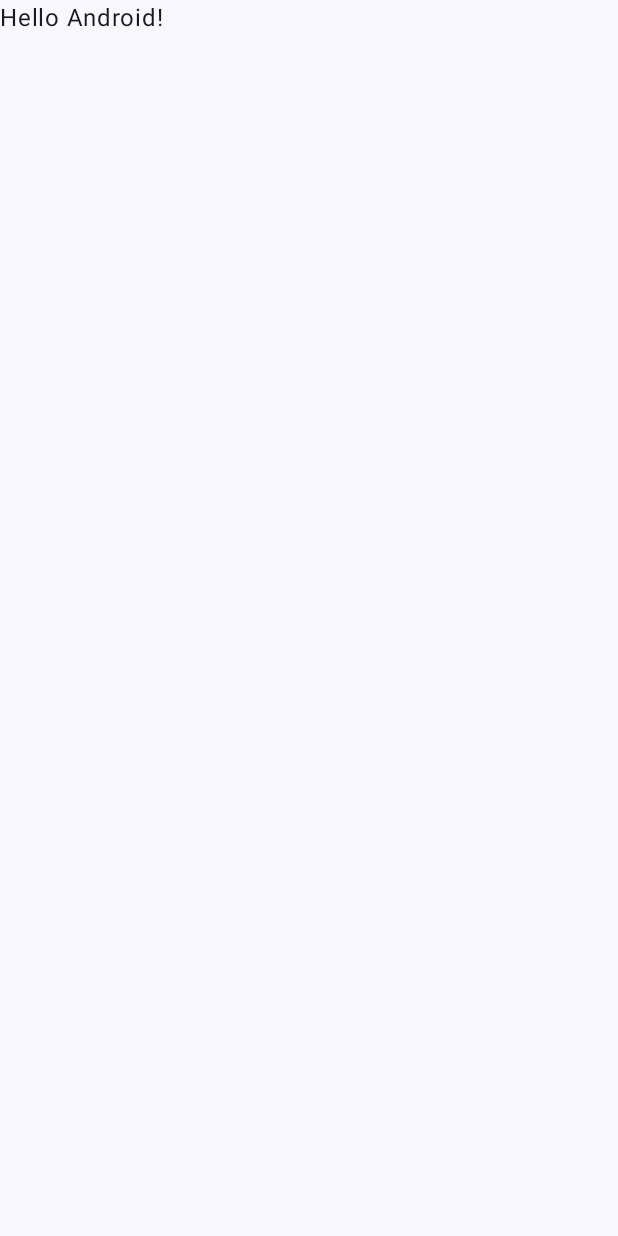
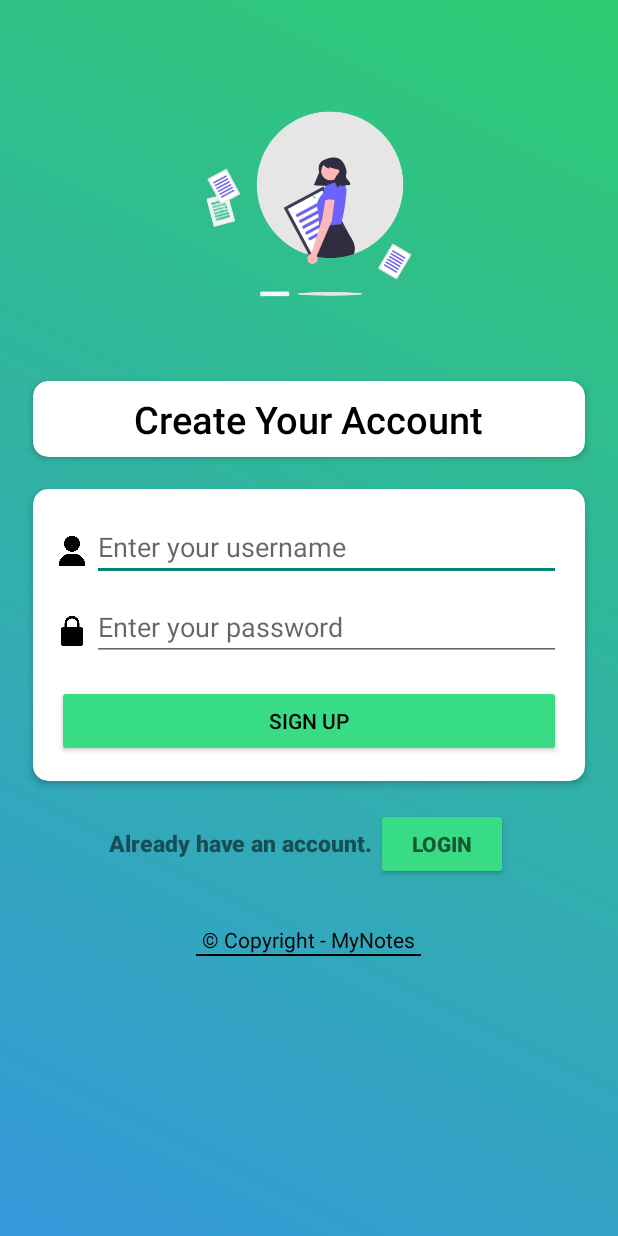
Before and after one commit to MuhammadUmar09/MAD-Semester-Project, an Android app built with Jetpack Compose: the screen it shows after launch (MainActivity before the commit, SignUpActivity after it), on a phone screen of 412 x 824 dp. Before the commit the screen is almost empty. Run offline under Robolectric (Android 15) with nearby library versions, the phone set to English and light mode, and no system bars; our stand-ins replace Firebase (no records; nobody signed in at launch, a user with empty details on screens opened directly).

Commit message:
Sign up with firebase done

```diff
--- a/app/build.gradle.kts
+++ b/app/build.gradle.kts
@@ -1,6 +1,7 @@
 plugins {
     id("com.android.application")
     id("org.jetbrains.kotlin.android")
+    id("com.google.gms.google-services")
 }
 
 android {
@@ -57,6 +58,8 @@ dependencies {
     implementation("androidx.compose.ui:ui-tooling-preview")
     implementation("androidx.compose.material3:material3")
     implementation("androidx.cardview:cardview:1.0.0")
+    implementation("com.google.firebase:firebase-auth-ktx:22.3.0")
+    implementation("com.google.firebase:firebase-database-ktx:20.3.0")
     testImplementation("junit:junit:4.13.2")
     androidTestImplementation("androidx.test.ext:junit:1.1.5")
     androidTestImplementation("androidx.test.espresso:espresso-core:3.5.1")
@@ -64,4 +67,6 @@ dependencies {
     androidTestImplementation("androidx.compose.ui:ui-test-junit4")
     debugImplementation("androidx.compose.ui:ui-tooling")
     debugImplementation("androidx.compose.ui:ui-test-manifest")
+    implementation(platform("com.google.firebase:firebase-bom:32.7.0"))
+    implementation("com.google.firebase:firebase-analytics")
 }
--- a/app/src/main/AndroidManifest.xml
+++ b/app/src/main/AndroidManifest.xml
@@ -23,6 +23,7 @@
                 <category android:name="android.intent.category.LAUNCHER" />
             </intent-filter>
         </activity>
+        <activity android:name=".SignUpActivity" />
     </application>
 
 </manifest>
--- a/app/src/main/java/com/example/project/MainActivity.kt
+++ b/app/src/main/java/com/example/project/MainActivity.kt
@@ -1,43 +1,19 @@
 package com.example.project
 
+import android.content.Intent
 import android.os.Bundle
 import androidx.activity.ComponentActivity
-import androidx.activity.compose.setContent
-import androidx.compose.foundation.layout.fillMaxSize
-import androidx.compose.material3.MaterialTheme
-import androidx.compose.material3.Surface
-import androidx.compose.material3.Text
-import androidx.compose.runtime.Composable
-import androidx.compose.ui.Modifier
-import androidx.compose.ui.tooling.preview.Preview
-import com.example.project.ui.theme.ProjectTheme
+import android.os.Handler
+
 
 class MainActivity : ComponentActivity() {
     override fun onCreate(savedInstanceState: Bundle?) {
         super.onCreate(savedInstanceState)
-        setContent {
-            ProjectTheme {
-                // A surface container using the 'background' color from the theme
-                Surface(modifier = Modifier.fillMaxSize(), color = MaterialTheme.colorScheme.background) {
-                    Greeting("Android")
-                }
-            }
-        }
+        setContentView(R.layout.splash_screen)
+        Handler().postDelayed({
+            val intent = Intent(this, SignUpActivity::class.java)
+            startActivity(intent)
+            finish() // Optional: finish the current activity to prevent going back to it
+        }, 2000)
     }
 }
-
-@Composable
-fun Greeting(name: String, modifier: Modifier = Modifier) {
-    Text(
-            text = "Hello $name!",
-            modifier = modifier
-    )
-}
-
-@Preview(showBackground = true)
-@Composable
-fun GreetingPreview() {
-    ProjectTheme {
-        Greeting("Android")
-    }
-}
--- /dev/null
+++ b/app/src/main/java/com/example/project/SignUpActivity.kt
@@ -0,0 +1,73 @@
+package com.example.project
+
+import android.os.Bundle
+import android.widget.Button
+import androidx.activity.ComponentActivity
+import android.widget.EditText
+import android.widget.Toast
+import com.google.firebase.auth.FirebaseAuth
+import com.google.firebase.database.FirebaseDatabase
+
+class SignUpActivity : ComponentActivity() {
+
+    private lateinit var usernameEditText: EditText
+    private lateinit var passwordEditText: EditText
+    private lateinit var signUpButton: Button
+
+    private lateinit var firebaseAuth: FirebaseAuth
+    private lateinit var database: FirebaseDatabase
+
+    override fun onCreate(savedInstanceState: Bundle?) {
+        super.onCreate(savedInstanceState)
+        setContentView(R.layout.sign_up_page)
+
+        // Initialize Firebase components
+        firebaseAuth = FirebaseAuth.getInstance()
+        database = FirebaseDatabase.getInstance()
+
+        // Initialize views
+        usernameEditText = findViewById(R.id.usernameEditText)
+        passwordEditText = findViewById(R.id.passwordEditText)
+        signUpButton = findViewById(R.id.signupButton)
+
+        // Set click listener for the Sign Up button
+        signUpButton.setOnClickListener {
+            signUp()
+        }
+    }
+
+    private fun signUp() {
+        val username = usernameEditText.text.toString().trim()
+        val password = passwordEditText.text.toString().trim()
+
+        // Validate username and password (add your own validation logic)
+
+        // Create user in Firebase Authentication
+        firebaseAuth.createUserWithEmailAndPassword(username, password)
+            .addOnCompleteListener(this) { task ->
+                if (task.isSuccessful) {
+                    // User creation successful, you can now add user data to Firebase Realtime Database
+                    val userId = firebaseAuth.currentUser?.uid
+                    userId?.let {
+                        val userReference = database.reference.child("users").child(it)
+                        val userData = mapOf(
+                            "username" to username,
+                            // Add other user details as needed
+                        )
+
+                        userReference.setValue(userData)
+                    }
+                    Toast.makeText(
+                        this,
+                        "Sign Up Successful!",
+                        Toast.LENGTH_SHORT
+                    ).show()
+
+                    // Add any additional actions after successful sign-up
+                } else {
+                    // If sign-up fails, display a message to the user.
+                    // You can customize the error handling based on your requirements.
+                }
+            }
+    }
+}
--- a/app/src/main/res/layout/login_page.xml
+++ b/app/src/main/res/layout/login_page.xml
@@ -76,7 +76,7 @@
                     android:src="@drawable/user"/>
 
                 <EditText
-                    android:id="@+id/usernameEditText"
+                    android:id="@+id/loginUsernameEditText"
                     android:layout_width="match_parent"
                     android:layout_height="wrap_content"
                     android:hint="Enter your username"
@@ -104,7 +104,7 @@
 
 
                 <EditText
-                    android:id="@+id/passwordEditText"
+                    android:id="@+id/loginPasswordEditText"
                     android:layout_width="match_parent"
                     android:layout_height="wrap_content"
                     android:hint="Enter your password"
--- a/build.gradle.kts
+++ b/build.gradle.kts
@@ -2,4 +2,5 @@
 plugins {
     id("com.android.application") version "8.2.0" apply false
     id("org.jetbrains.kotlin.android") version "1.9.0" apply false
+    id("com.google.gms.google-services") version "4.4.0" apply false
 }
```
Also changed, not shown: app/src/main/java/com/example/project/LoginActivity.kt (added, +7 -0 lines), 2 other files.
